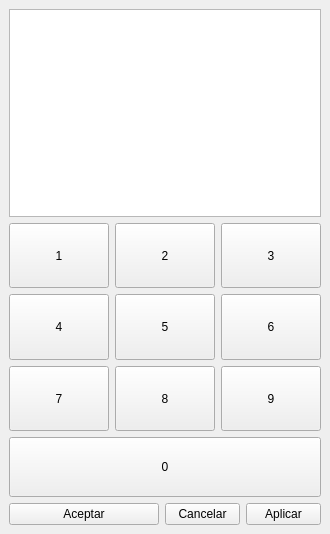
Qt form 01 Ejercicios/02 Caso Practico 02/casopractico2.ui (Sergiopavonalvarez/Programacion_Python) before a commit.
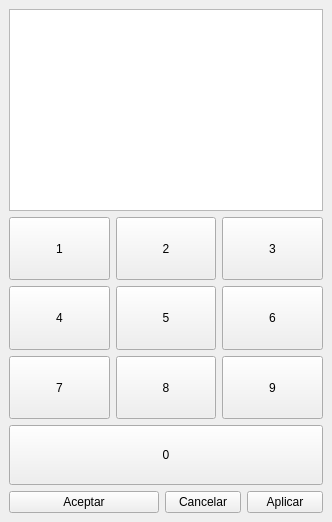
The same form after that commit.

What changed in the file:
```diff
--- a/01 Ejercicios/02 Caso Practico 02/casopractico2.ui
+++ b/01 Ejercicios/02 Caso Practico 02/casopractico2.ui
@@ -6,8 +6,8 @@
    <rect>
     <x>0</x>
     <y>0</y>
-    <width>328</width>
-    <height>534</height>
+    <width>332</width>
+    <height>522</height>
    </rect>
   </property>
   <property name="sizePolicy">
```
